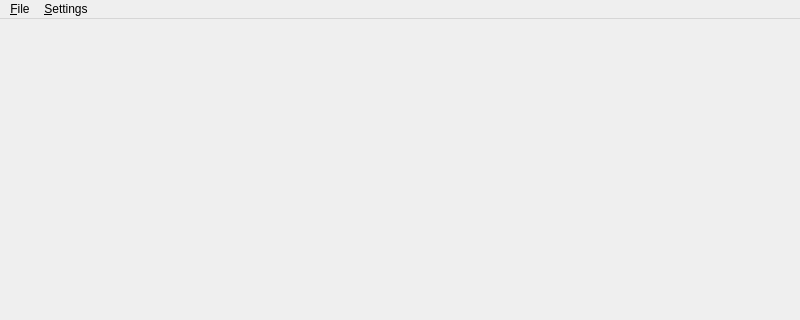
First picture: the form in mainwindow.ui, repository Neitron-byte/VKR, before the edit; both pictures show x 0 to 800 and y 0 to 320 of the 800 by 600 pixel window.
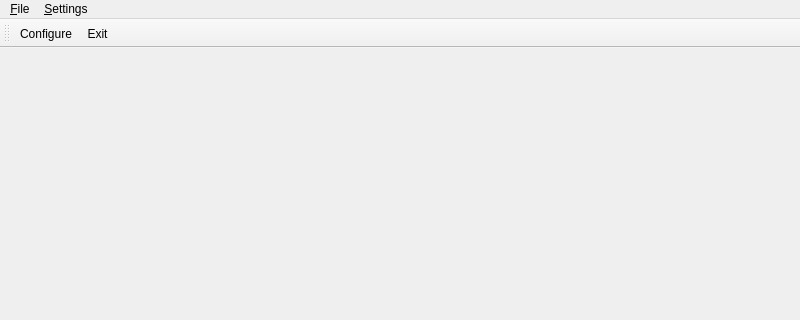
Second picture: the form after the edit. Icons and pictures are not drawn.

The edit to the form file:
```diff
--- a/mainwindow.ui
+++ b/mainwindow.ui
@@ -39,6 +39,19 @@
    <addaction name="menu_Settings"/>
   </widget>
   <widget class="QStatusBar" name="statusbar"/>
+  <widget class="QToolBar" name="toolBar">
+   <property name="windowTitle">
+    <string>toolBar</string>
+   </property>
+   <attribute name="toolBarArea">
+    <enum>TopToolBarArea</enum>
+   </attribute>
+   <attribute name="toolBarBreak">
+    <bool>false</bool>
+   </attribute>
+   <addaction name="action_Configure"/>
+   <addaction name="action_Exit"/>
+  </widget>
   <action name="action_Exit">
    <property name="text">
     <string>&amp;Exit</string>
```
Left out of the diff: 4 changed lines with no effect on the pictures.
